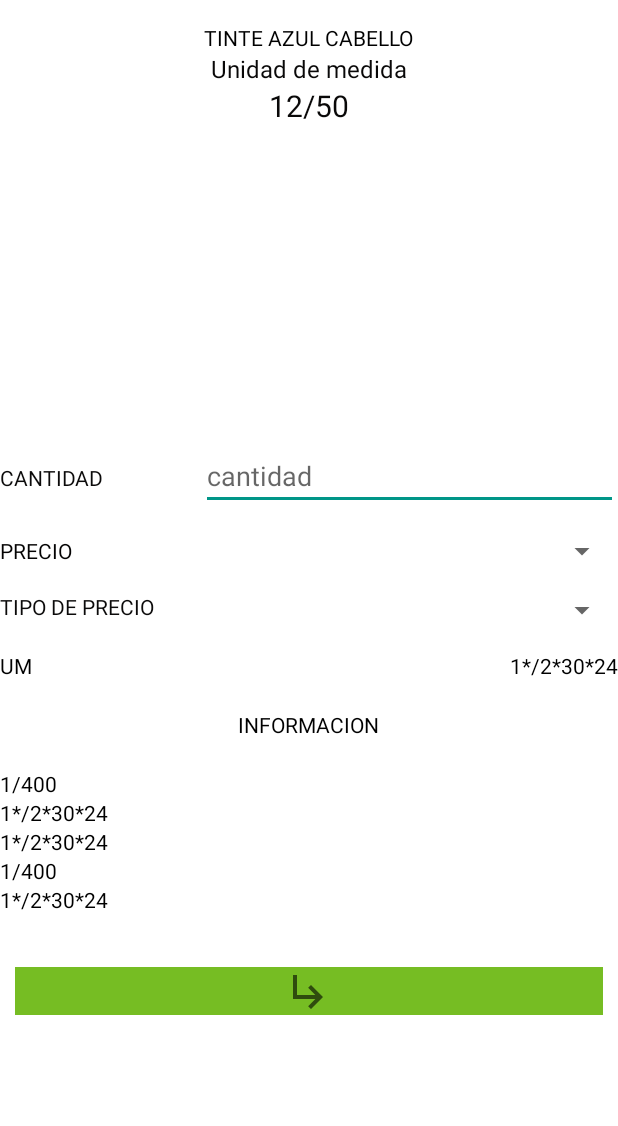
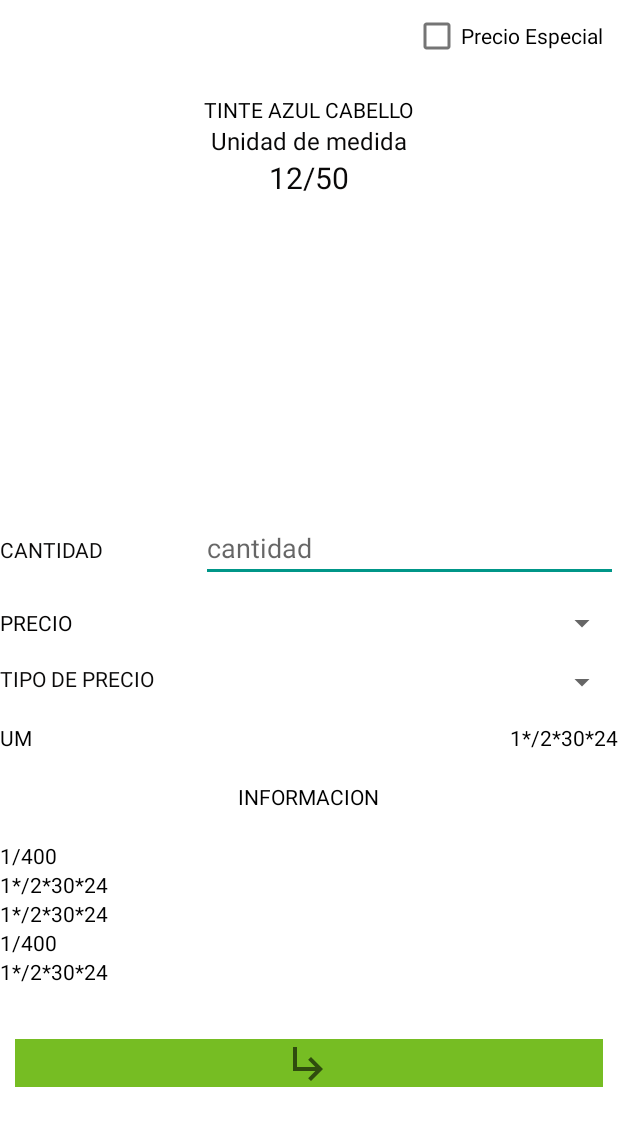
Before and after one commit to helmut1996/APP_SINEVOL, an Android app: the layout activity_main_productos_cliente.xml on its own in the app's theme, with its tools: preview values and no code run, on a phone screen of 412 x 824 dp. Shown: the top 1126 px of the screen. Run offline under Robolectric (Android 15) with nearby library versions, the phone set to English and light mode, and no system bars.

Commit message:
Funcional Prefactura con precio especial

```diff
--- a/app/src/main/java/com/example/myapplication/ConexionBD/DBConnection.java
+++ b/app/src/main/java/com/example/myapplication/ConexionBD/DBConnection.java
@@ -9,10 +9,10 @@ import java.sql.SQLException;
 
 public class DBConnection
 {
-    private static String ip = "165.98.69.170";
+    private static String ip = "161.0.62.5";
     private static String port = "1440";
     private static String Classes = "net.sourceforge.jtds.jdbc.Driver";
-    private static String database = "BDPRUEBA";
+    private static String database = "BDMARNOR";
     private static String username = "sa";
     private static String password = "System32";
     private Connection connection = null;
--- a/app/src/main/res/layout/activity_main_productos_cliente.xml
+++ b/app/src/main/res/layout/activity_main_productos_cliente.xml
@@ -13,6 +13,13 @@
         android:orientation="vertical"
         android:id="@+id/linearLayoutClienteProducto">
 
+        <CheckBox
+            android:layout_width="wrap_content"
+            android:layout_height="wrap_content"
+            android:layout_gravity="end"
+            android:text="Precio Especial"
+            android:id="@+id/checkPrecioEspecial"
+            android:layout_marginHorizontal="10dp"/>
         <LinearLayout
             android:layout_width="match_parent"
             android:layout_height="wrap_content"
@@ -102,6 +109,7 @@
                 android:hint="@string/text_cantidad"
                 android:inputType="number"
                 android:maxLength="30" />
+
         </LinearLayout>
         <LinearLayout
             android:layout_width="match_parent"
@@ -134,6 +142,16 @@
                 android:textColor="#040303"
                 android:id="@+id/tipoPrecio"
                 android:visibility="gone"/>
+            <TextView
+                android:id="@+id/text_PE"
+                android:layout_width="wrap_content"
+                android:layout_height="wrap_content"
+                android:layout_weight="1"
+                android:text="@string/text_precioE"
+                android:textAllCaps="true"
+                android:textColor="#0B0A0A"
+                android:visibility="gone"/>
+
         </LinearLayout>
 
 
--- a/app/src/main/res/values/strings.xml
+++ b/app/src/main/res/values/strings.xml
@@ -58,4 +58,5 @@
     <string name="printer_high_temp_alarm">当前打印机温度过高，请稍后打印~</string>
     <string name="motor_high_temp_alarm">当前马达温度过高，请稍后打印~</string>
     <string name="printer_current_task_print_complete">打印任务已经打印完成</string>
+    <string name="text_precioE">Precio Especial</string>
 </resources>
```
Also changed, not shown: app/src/main/java/com/example/myapplication/MainFacturaList.java (+19 -3 lines), app/src/main/java/com/example/myapplication/MainProductosCliente.java (+57 -3 lines), app/src/main/res/layout/activity_main_facrura_list.xml (+14 -0 lines).
